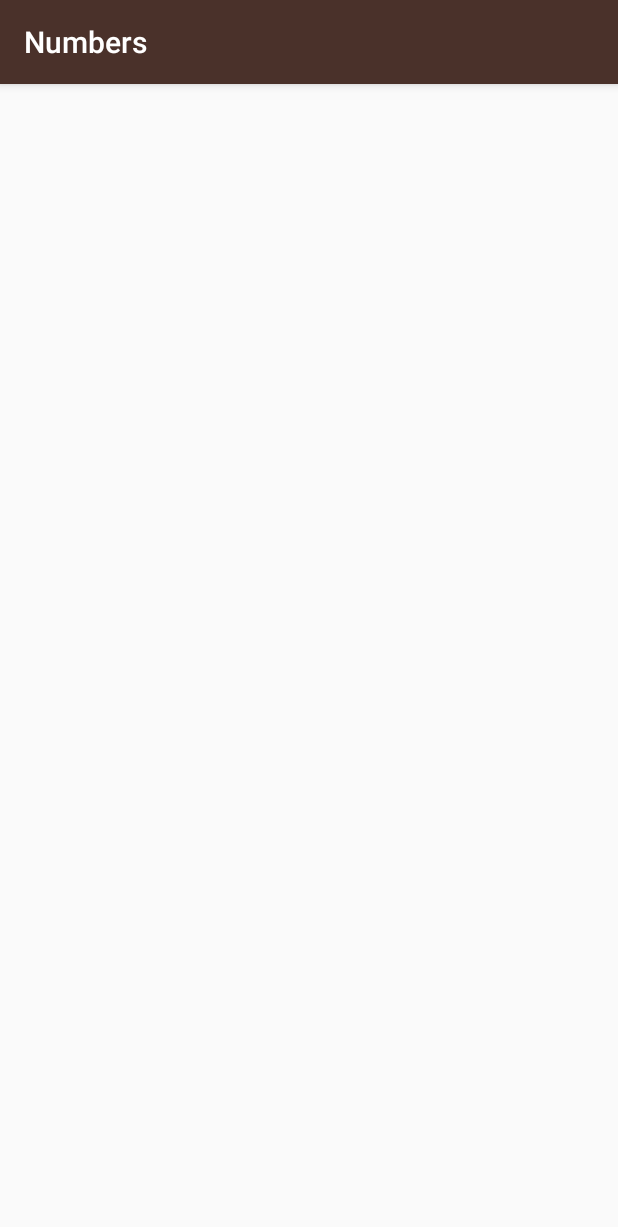
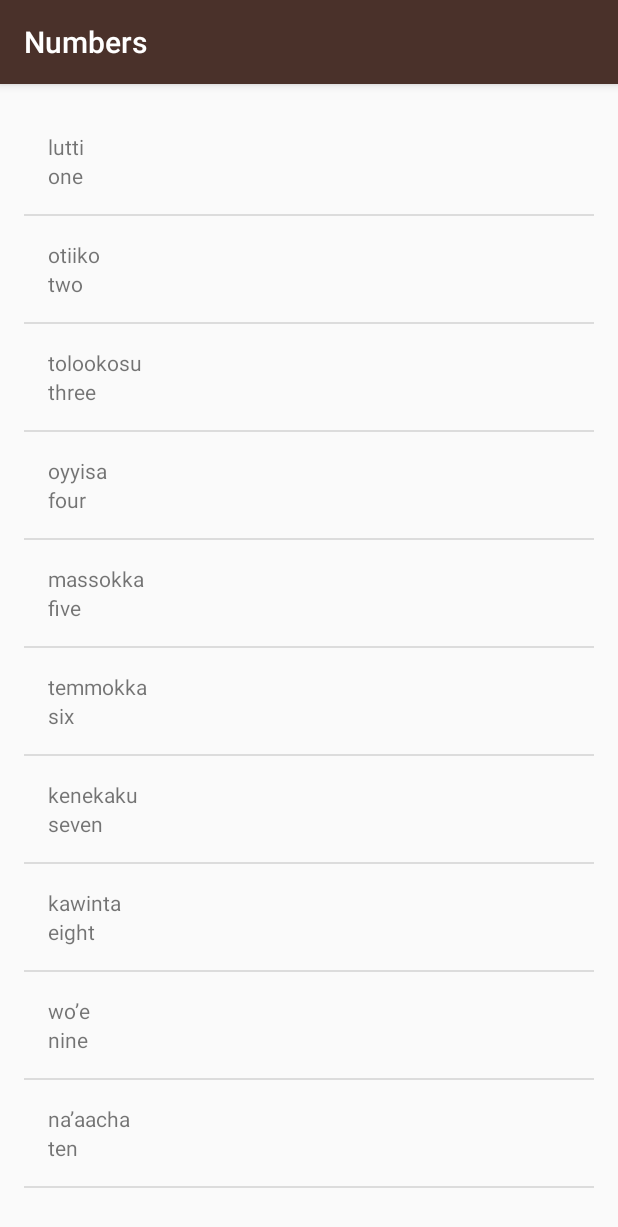
Before and after one commit to IbsanjU/miwok, an Android app: the NumbersActivity screen opened directly, with no data from a screen before it, on a phone screen of 412 x 824 dp. Shown: the top 1227 px of the screen. Run offline under Robolectric (Android 15) with nearby library versions, the phone set to English and light mode, and no system bars.

Commit message:
Custom Array addapter
Custom with two views

```diff
--- a/app/src/main/java/com/ibsanju/miwok/NumbersActivity.java
+++ b/app/src/main/java/com/ibsanju/miwok/NumbersActivity.java
@@ -3,14 +3,8 @@ package com.ibsanju.miwok;
 import androidx.appcompat.app.AppCompatActivity;
 
 import android.os.Bundle;
-import android.util.Log;
-import android.widget.ArrayAdapter;
-import android.widget.GridView;
-import android.widget.LinearLayout;
 import android.widget.ListView;
-import android.widget.TextView;
 
-import java.lang.ref.SoftReference;
 import java.util.ArrayList;
 
 public
@@ -26,20 +20,17 @@ class NumbersActivity extends AppCompatActivity {
 		// Create a list of words
 		ArrayList<Word> words = new ArrayList<Word>();
 //        words.add("one");
-        Word W = new Word("one","lutti");
-        words.add(W);
-
-
-
-        words.add("two");
-        words.add("three");
-        words.add("four");
-        words.add("five");
-        words.add("six");
-        words.add("seven");
-        words.add("eight");
-        words.add("nine");
-        words.add("ten");
+//        Word W = new Word("one","lutti");
+		words.add(new Word("one","lutti"));
+		words.add(new Word("two","otiiko"));
+		words.add(new Word("three", "tolookosu"));
+		words.add(new Word("four", "oyyisa"));
+		words.add(new Word("five", "massokka"));
+		words.add(new Word("six","temmokka"));
+		words.add(new Word("seven","kenekaku"));
+		words.add(new Word("eight","kawinta"));
+		words.add(new Word("nine","wo’e"));
+		words.add(new Word("ten","na’aacha"));
 
 //    LinearLayout rootView = (LinearLayout) findViewById(R.id.rootView);
 
@@ -73,10 +64,14 @@ class NumbersActivity extends AppCompatActivity {
 //            rootView.addView(wordView);
 //        }
 
-        ArrayAdapter<String> itemAdapter = new ArrayAdapter<String>(this, android.R.layout.simple_list_item_1,words);
+		WordAdapter adapter = new WordAdapter(this, words);
+		// Find the {@link ListView} object in the view hierarchy of the {@link Activity}.
+		// There should be a {@link ListView} with the view ID called list, which is declared in the
+		// word_list.xml layout file.
 		ListView listView = (ListView) findViewById(R.id.list);
+
 //        GridView listView = (GridView) findViewById(R.id.list);
-        listView.setAdapter(itemAdapter);
+		listView.setAdapter(adapter);
 
 //        Here is a list of common Type Parameters:
 //
--- /dev/null
+++ b/app/src/main/java/com/ibsanju/miwok/WordAdapter.java
@@ -0,0 +1,48 @@
+package com.ibsanju.miwok;
+
+import android.app.Activity;
+import android.view.LayoutInflater;
+import android.view.View;
+import android.view.ViewGroup;
+import android.widget.ArrayAdapter;
+import android.widget.TextView;
+
+import java.util.ArrayList;
+
+public
+class WordAdapter extends ArrayAdapter<Word> {
+    private static final String TAG = "WordAdapter";
+
+//    public
+//    WordAdapter(Activity context, ArrayList<Word> words) {
+//        super(context,0,words);
+//    }
+public
+WordAdapter(Activity context, ArrayList<Word> words) {    super(context, 0, words);}
+
+
+    @Override
+    public
+    View getView(int position, View convertView, ViewGroup parent) {
+        View listItemView = convertView;
+        // =================================================
+        if(listItemView == null){
+            listItemView = LayoutInflater.from(getContext()).inflate(R.layout.list_item, parent,false);
+        }
+
+        // get the object located at thtis position in the list
+        Word currentWord = getItem(position);
+
+        //Find TextView in the list_item.xml with ID
+        // Get the miwokTreanslation from theWord.java Object and set Text on the mMiwokTranslation
+        TextView miwokTextView = (TextView) listItemView.findViewById(R.id.miwok_text_view);
+        miwokTextView.setText(currentWord.getMiwokTranslation());
+
+        TextView defaultTextView = (TextView) listItemView.findViewById(R.id.default_text_view);
+        defaultTextView.setText(currentWord.getDefaultTranslation());
+
+        // =================================================
+//        return super.getView(position, convertView, parent);
+        return listItemView;
+    }
+}
--- a/app/src/main/res/layout/activity_numbers.xml
+++ b/app/src/main/res/layout/activity_numbers.xml
@@ -16,8 +16,4 @@
     android:orientation="vertical"
     android:layout_width="match_parent"
     android:layout_height="match_parent"
-    android:paddingBottom="@dimen/activity_vertical_margin"
-    android:paddingLeft="@dimen/activity_horizontal_margin"
-    android:paddingRight="@dimen/activity_horizontal_margin"
-    android:paddingTop="@dimen/activity_vertical_margin"
-    tools:context=".NumbersActivity"/>
+    android:padding="@dimen/activity_vertical_margin" />
--- a/app/src/main/res/layout/list_item.xml
+++ b/app/src/main/res/layout/list_item.xml
@@ -1,21 +1,21 @@
 <?xml version="1.0" encoding="utf-8"?>
 <LinearLayout xmlns:android="http://schemas.android.com/apk/res/android"
-    android:orientation="vertical" android:layout_width="match_parent"
-    android:layout_height="match_parent">
+    xmlns:tools="http://schemas.android.com/tools"
+    android:layout_width="match_parent"
+    android:layout_height="match_parent"
+    android:orientation="vertical"
+    android:padding="16dp">
+
     <TextView
-        android:id="@+id/miwokTextView"
+        android:id="@+id/miwok_text_view"
         android:layout_width="match_parent"
         android:layout_height="wrap_content"
-        android:layout_marginLeft="16dp"
-        android:layout_marginTop="16dp"
-        android:text="miwok"/>
+        tools:text="lutti" />
+
     <TextView
-        android:id="@+id/englishTextView"
+        android:id="@+id/default_text_view"
         android:layout_width="match_parent"
         android:layout_height="wrap_content"
-        android:layout_marginLeft="16dp"
-        android:text="english"/>
-
-
+        tools:text="one" />
 
 </LinearLayout>
```
Lines whose indentation alone changed are shown as unchanged.
